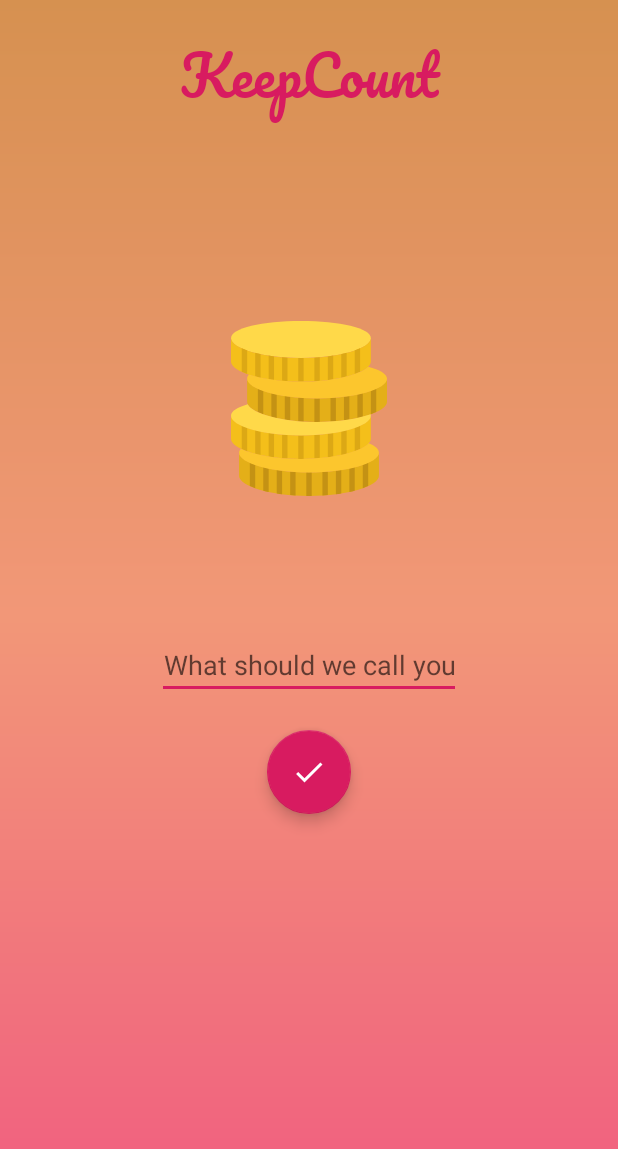
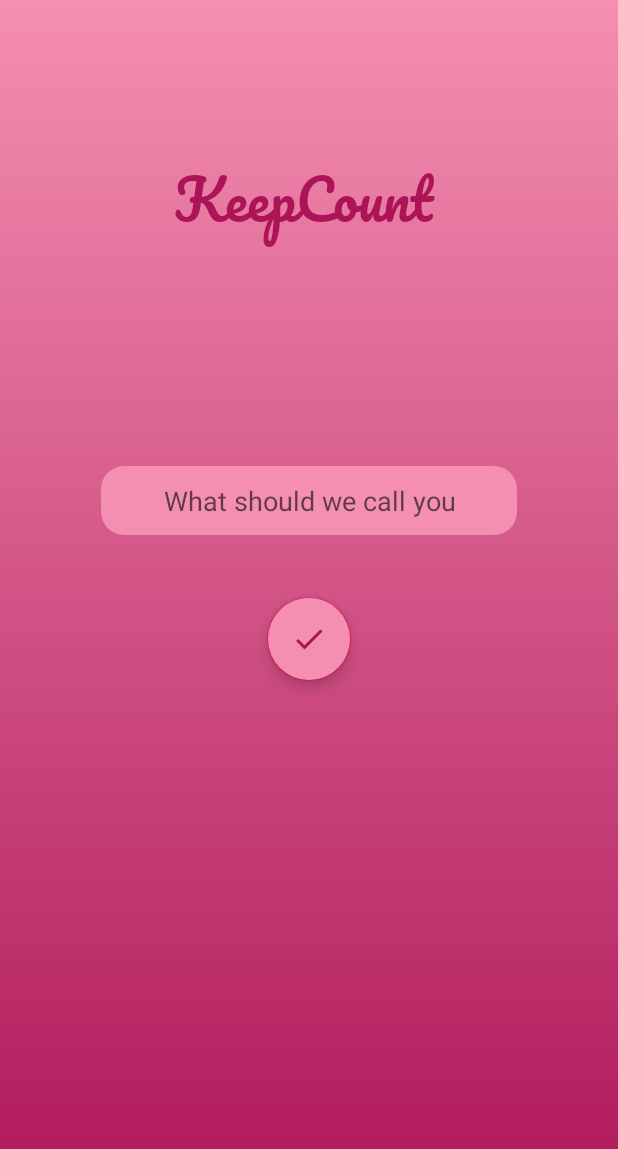
Before and after one commit to Yashshree/KeepCount, an Android app: the layout activity_login.xml on its own in the app's theme, with its tools: preview values and no code run, on a phone screen of 412 x 824 dp. Shown: the top 1149 px of the screen. Run offline under Robolectric (Android 15) with nearby library versions, the phone set to English and light mode, and no system bars; Roboto replaces fonts that are not available here.

Commit message:
login page theme complete

```diff
--- /dev/null
+++ b/app/src/main/res/drawable/edit_text_round_background.xml
@@ -0,0 +1,11 @@
+<?xml version="1.0" encoding="utf-8"?>
+<!--  res/drawable/rounded_edittext.xml -->
+<shape xmlns:android="http://schemas.android.com/apk/res/android"
+       android:shape="rectangle" android:padding="10dp">
+    <solid android:color="#F48FB1"/>
+    <corners
+            android:bottomRightRadius="15dp"
+            android:bottomLeftRadius="15dp"
+            android:topLeftRadius="15dp"
+            android:topRightRadius="15dp"/>
+</shape>
--- a/app/src/main/res/drawable/gradient_login_background.xml
+++ b/app/src/main/res/drawable/gradient_login_background.xml
@@ -2,9 +2,8 @@
 <shape xmlns:android="http://schemas.android.com/apk/res/android">
     <gradient
             android:angle="90"
-            android:endColor="@color/colorOrange"
-            android:centerColor="@color/colorOrangePink"
-            android:startColor="@color/colorPink"
+            android:startColor="@color/colorPrimary"
+            android:endColor="#F48FB1"
             android:type="linear" />
 
     <corners
--- a/app/src/main/res/drawable/ic_done.xml
+++ b/app/src/main/res/drawable/ic_done.xml
@@ -1,4 +1,4 @@
-<vector android:height="24dp" android:tint="#FFFFFF"
+<vector android:height="24dp" android:tint="@color/colorPrimary"
     android:viewportHeight="24.0" android:viewportWidth="24.0"
     android:width="24dp" xmlns:android="http://schemas.android.com/apk/res/android">
     <path android:fillColor="#FF000000" android:pathData="M9,16.2L4.8,12l-1.4,1.4L9,19 21,7l-1.4,-1.4L9,16.2z"/>
--- a/app/src/main/res/layout/activity_login.xml
+++ b/app/src/main/res/layout/activity_login.xml
@@ -12,35 +12,36 @@
             android:id="@+id/txtAppName"
             android:layout_width="match_parent"
             android:layout_height="wrap_content"
-            android:layout_marginTop="@dimen/_8sdp"
+            android:layout_marginTop="@dimen/_72sdp"
+            android:layout_marginEnd="8dp"
             android:fontFamily="@font/pacifico"
             android:gravity="center_horizontal"
             android:text="@string/app_name"
-            android:textColor="@color/colorAccent"
-            android:textSize="@dimen/_28ssp"
-            app:layout_constraintEnd_toEndOf="parent"
-            app:layout_constraintStart_toStartOf="parent"
-            app:layout_constraintTop_toTopOf="parent" />
+
+            android:textColor="@color/colorPrimary" android:textSize="@dimen/_28ssp"
+            app:layout_constraintBottom_toTopOf="@+id/edtUserName" app:layout_constraintEnd_toEndOf="parent"
+            app:layout_constraintTop_toTopOf="parent"/>
 
 
     <com.google.android.material.floatingactionbutton.FloatingActionButton
             android:id="@+id/fabLogin"
             android:layout_width="wrap_content"
             android:layout_height="wrap_content"
-            android:layout_marginStart="@dimen/_8sdp"
-            android:layout_marginTop="@dimen/_16sdp"
-            android:layout_marginEnd="@dimen/_8sdp"
+            android:layout_marginStart="8dp"
+            android:layout_marginEnd="8dp"
+            android:backgroundTint="#F48FB1"
+            android:clickable="true"
+            android:layout_marginTop="@dimen/_32sdp"
             android:fontFamily="@font/copse"
             android:padding="@dimen/_8sdp"
-            android:clickable="true"
             android:src="@drawable/ic_done"
             android:textAllCaps="false"
             android:textSize="@dimen/_18ssp"
             app:layout_constraintEnd_toEndOf="parent"
              app:layout_constraintStart_toStartOf="parent"
-            app:layout_constraintTop_toBottomOf="@+id/edtUserName" />
+            app:layout_constraintTop_toBottomOf="@+id/edtUserName"/>
 
-    <ImageView
+    <!-- <ImageView
             android:id="@+id/imgCoin"
             android:layout_width="wrap_content"
             android:layout_height="wrap_content"
@@ -48,21 +49,29 @@
             app:layout_constraintEnd_toEndOf="parent"
             app:layout_constraintStart_toStartOf="parent"
             app:layout_constraintTop_toBottomOf="@+id/txtAppName"
-            app:srcCompat="@drawable/ic_coins" />
+            app:srcCompat="@drawable/ic_coins"/>-->
 
     <EditText
             android:id="@+id/edtUserName"
             android:layout_width="wrap_content"
             android:layout_height="wrap_content"
-            android:layout_marginTop="@dimen/_64sdp"
+            android:layout_marginStart="8dp"
+            android:layout_marginTop="@dimen/_112sdp"
+            android:layout_marginEnd="8dp"
+            android:paddingTop="@dimen/_8sdp"
+            android:paddingBottom="@dimen/_8sdp"
+            android:paddingStart="@dimen/_32sdp"
+            android:paddingEnd="@dimen/_32sdp"
             android:fontFamily="@font/cambo"
+            android:background="@drawable/edit_text_round_background"
             android:hint="@string/txt_what_should_we"
             android:inputType="textPersonName"
-            android:textColor="@android:color/white"
             android:textAlignment="center"
-            android:cursorVisible="false"
+            android:textColor="@color/colorPrimary"
+            app:layout_constraintBottom_toTopOf="@+id/fabLogin"
             app:layout_constraintEnd_toEndOf="parent"
-            app:layout_constraintStart_toStartOf="parent" app:layout_constraintTop_toBottomOf="@+id/imgCoin"/>
+            app:layout_constraintStart_toStartOf="parent"
+            app:layout_constraintTop_toBottomOf="@+id/txtAppName"/>
 
 
 </androidx.constraintlayout.widget.ConstraintLayout>
--- a/app/src/main/res/values/colors.xml
+++ b/app/src/main/res/values/colors.xml
@@ -1,7 +1,7 @@
 <?xml version="1.0" encoding="utf-8"?>
 <resources>
-    <color name="colorPrimary">#008577</color>
-    <color name="colorPrimaryDark">#00574B</color>
+    <color name="colorPrimary">#AD1457</color>
+    <color name="colorPrimaryDark">#880E4F</color>
     <color name="colorAccent">#D81B60</color>
     <color name="colorOrange">#D69150</color>
     <color name="colorPink">#F15B80</color>
@@ -9,7 +9,4 @@
     <color name="colorBlue">#4484F3</color>
     <color name="colorLightGray">#ACA9AA</color>
     <color name="colorYellow">#FFD949</color>
-
-
-
 </resources>
```
Lines whose indentation alone changed are shown as unchanged.
